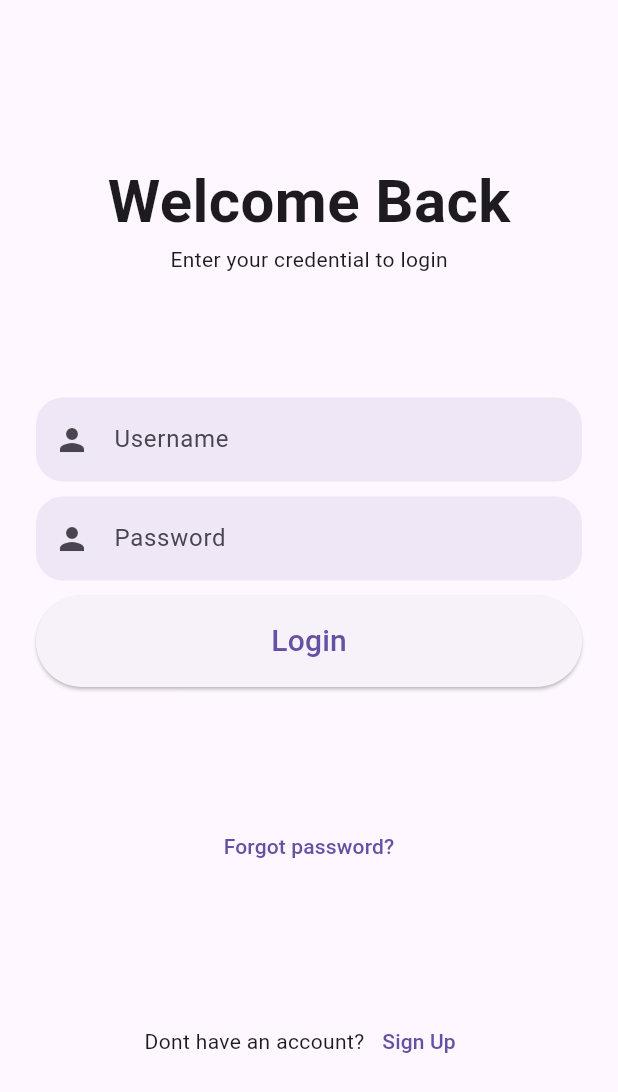
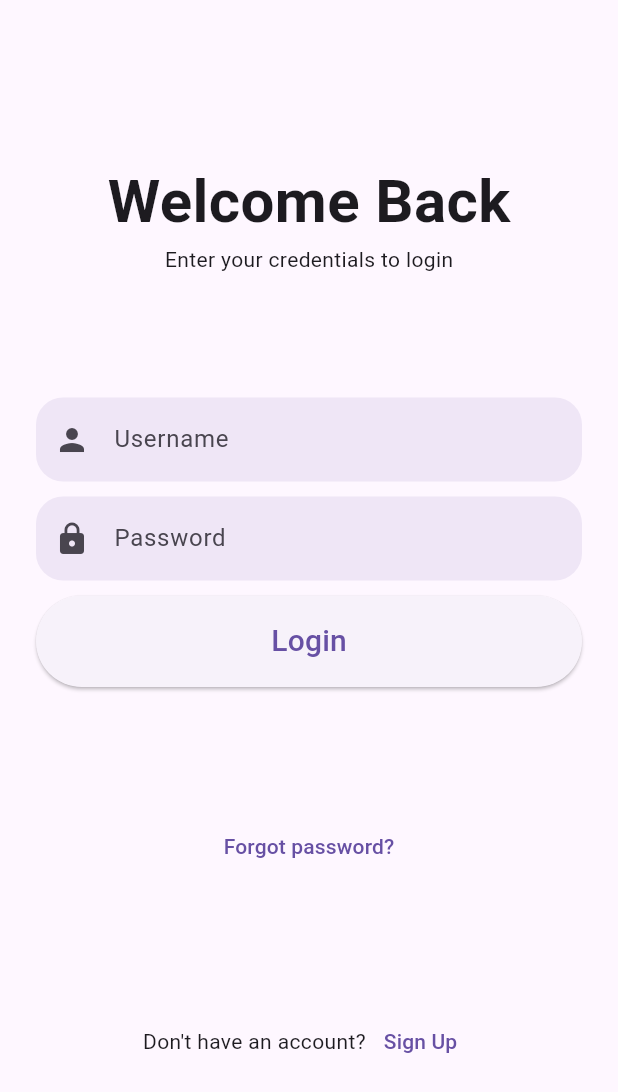
Before and after one commit to shivashankar2004/E-TKT, a Flutter app: the LoginPage screen opened by its route, after a tap on "Login", on a phone screen of 412 x 824 dp. Shown: the top 1092 px of the screen. Run offline on Flutter 3.47's test engine with Material 3 defaults, Android fonts, the phone set to English and light mode, and no system bars; network calls fail.

Commit message:
Login_Connect

```diff
--- a/flutter_frontend/lib/login.dart
+++ b/flutter_frontend/lib/login.dart
@@ -1,8 +1,13 @@
 // ignore_for_file: prefer_const_constructors, sort_child_properties_last, prefer_const_literals_to_create_immutables, use_key_in_widget_constructors
 
+import 'dart:convert'; // Added for JSON encoding
 import 'package:flutter/material.dart';
+import 'package:http/http.dart' as http;
 
 class LoginPage extends StatelessWidget {
+  final TextEditingController _usernameController = TextEditingController();
+  final TextEditingController _passwordController = TextEditingController();
+
   @override
   Widget build(BuildContext context) {
     return SafeArea(
@@ -23,21 +28,22 @@ class LoginPage extends StatelessWidget {
     );
   }
 
-  _header(context) {
+  Widget _header(context) {
     return Column(
       children: [
         Text("Welcome Back",
             style: TextStyle(fontSize: 40, fontWeight: FontWeight.bold)),
-        Text("Enter your credential to login"),
+        Text("Enter your credentials to login"),
       ],
     );
   }
 
-  _inputField(context) {
+  Widget _inputField(context) {
     return Column(
       crossAxisAlignment: CrossAxisAlignment.stretch,
       children: [
         TextField(
+          controller: _usernameController,
           decoration: InputDecoration(
             hintText: "Username",
             border: OutlineInputBorder(
@@ -45,10 +51,12 @@ class LoginPage extends StatelessWidget {
                 borderSide: BorderSide.none),
             fillColor: Theme.of(context).primaryColor.withOpacity(0.1),
             filled: true,
-              prefixIcon: Icon(Icons.person)),
+            prefixIcon: Icon(Icons.person),
+          ),
         ),
         SizedBox(height: 10),
         TextField(
+          controller: _passwordController,
           decoration: InputDecoration(
             hintText: "Password",
             border: OutlineInputBorder(
@@ -56,13 +64,38 @@ class LoginPage extends StatelessWidget {
                 borderSide: BorderSide.none),
             fillColor: Theme.of(context).primaryColor.withOpacity(0.1),
             filled: true,
-              prefixIcon: Icon(Icons.person)),
+            prefixIcon: Icon(Icons.lock),
+          ),
           obscureText: true,
         ),
         SizedBox(height: 10),
         ElevatedButton(
-          onPressed: () {
-            Navigator.pushNamed(context, '/mainpage');
+          onPressed: () async {
+            var response = await _loginUser(
+              _usernameController.text,
+              _passwordController.text,
+            );
+
+            if (response.statusCode == 200) { // Changed to 200, typically used for successful login
+              // Show success message
+              final successSnackBar = SnackBar(
+                content: Text('Login successful!'),
+                backgroundColor: Colors.green,
+              );
+              ScaffoldMessenger.of(context).showSnackBar(successSnackBar);
+
+              // Navigate to the next screen after a delay
+              Future.delayed(Duration(seconds: 2), () {
+                Navigator.pushNamed(context, '/dummy'); // Assume you navigate to home after login
+              });
+            } else {
+              // Show error message
+              final errorSnackBar = SnackBar(
+                content: Text('Failed to login: ${response.body}'),
+                backgroundColor: Colors.red,
+              );
+              ScaffoldMessenger.of(context).showSnackBar(errorSnackBar);
+            }
           },
           child: Text(
             "Login",
@@ -72,20 +105,20 @@ class LoginPage extends StatelessWidget {
             shape: StadiumBorder(),
             padding: EdgeInsets.symmetric(vertical: 16),
           ),
-        )
+        ),
       ],
     );
   }
 
-  _forgotPassword(context) {
+  Widget _forgotPassword(context) {
     return TextButton(onPressed: () {}, child: Text("Forgot password?"));
   }
 
-  _signup(context) {
+  Widget _signup(context) {
     return Row(
       mainAxisAlignment: MainAxisAlignment.center,
       children: [
-        Text("Dont have an account?"),
+        Text("Don't have an account?"),
         TextButton(
             onPressed: () {
               Navigator.pushNamed(context, '/signup');
@@ -94,4 +127,24 @@ class LoginPage extends StatelessWidget {
       ],
     );
   }
+
+  Future<http.Response> _loginUser(String name, String password) {
+    // The body of the request must be properly formatted as JSON
+    return http.post(
+      Uri.parse('http://192.168.60.176:5000/login'),
+      headers: <String, String>{
+        'Content-Type': 'application/json',
+      },
+      body: jsonEncode(<String, dynamic>{
+        'name': name,
+        'password': password,
+        'ticket': {
+          'loc1': '',
+          'loc2': '',
+          'cost': 0,
+          'issueDate': DateTime.now().toIso8601String(),
+        },
+      }),
+    );
   }
+}
--- a/flutter_frontend/lib/main.dart
+++ b/flutter_frontend/lib/main.dart
@@ -3,6 +3,8 @@
 import 'package:flutter/material.dart';
 import 'package:flutter_frontend/login.dart';
 import 'package:flutter_frontend/signup.dart';
+import 'package:flutter_frontend/dummy.dart';
+
 
 void main() async {
   runApp(const MyApp());
@@ -22,6 +24,7 @@
         routes: {
           '/login': (context) => LoginPage(),
           '/signup': (context) => SignupPage(),
+          '/dummy': (context) => MyHomePage(),
           /*'/pref1':(context) => Preference1(),
         '/pref2':(context) => Preference2(),
         '/mainpage':(context) => MainMusicPage(),
```
Also changed, not shown: flutter_frontend/lib/dummy.dart (added, +33 -0 lines). Lines whose indentation alone changed are shown as unchanged.
